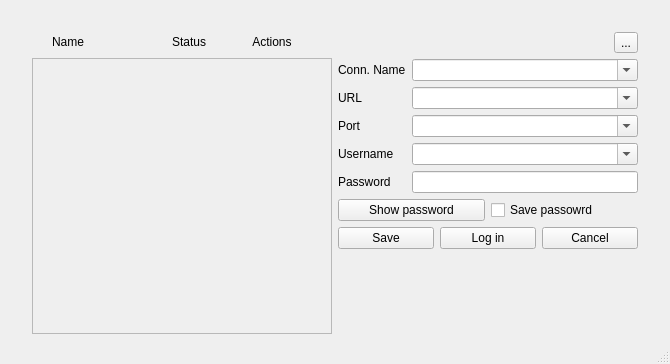
Old version of the form src/ui/mainwindow.ui in the repository JerryAZR/springLogin.
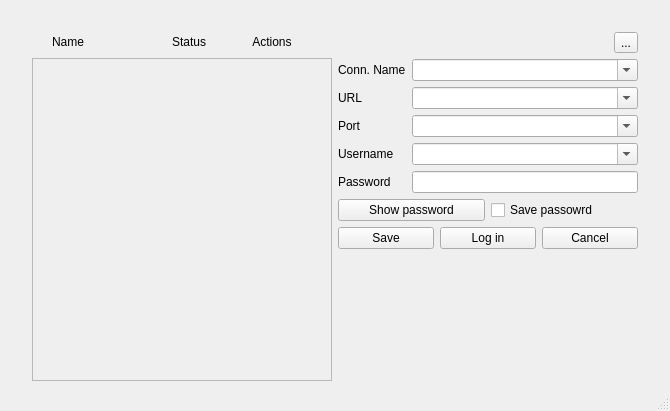
New version of the form.

Diff of the .ui file:
```diff
--- a/src/ui/mainwindow.ui
+++ b/src/ui/mainwindow.ui
@@ -7,7 +7,7 @@
     <x>0</x>
     <y>0</y>
     <width>670</width>
-    <height>364</height>
+    <height>411</height>
    </rect>
   </property>
   <property name="windowTitle">
@@ -116,7 +116,7 @@
              <x>0</x>
              <y>0</y>
              <width>298</width>
-             <height>238</height>
+             <height>285</height>
             </rect>
            </property>
            <layout class="QVBoxLayout" name="verticalLayout_4">
```
Left out of the diff: 2 changed lines with no effect on the pictures.
